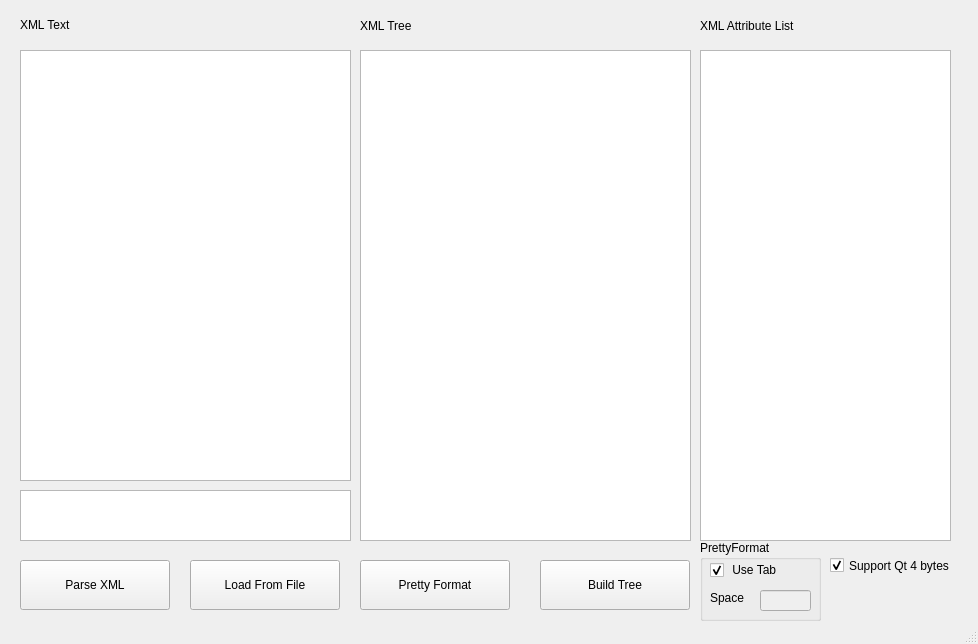
This is cpp/qt/Parser/RapidXMLParser/RapidXMLParser/XmlDisplay/mainwindow.ui in EdisoNewtong/Vector as Qt 5 draws it before an edit. The edited form follows.
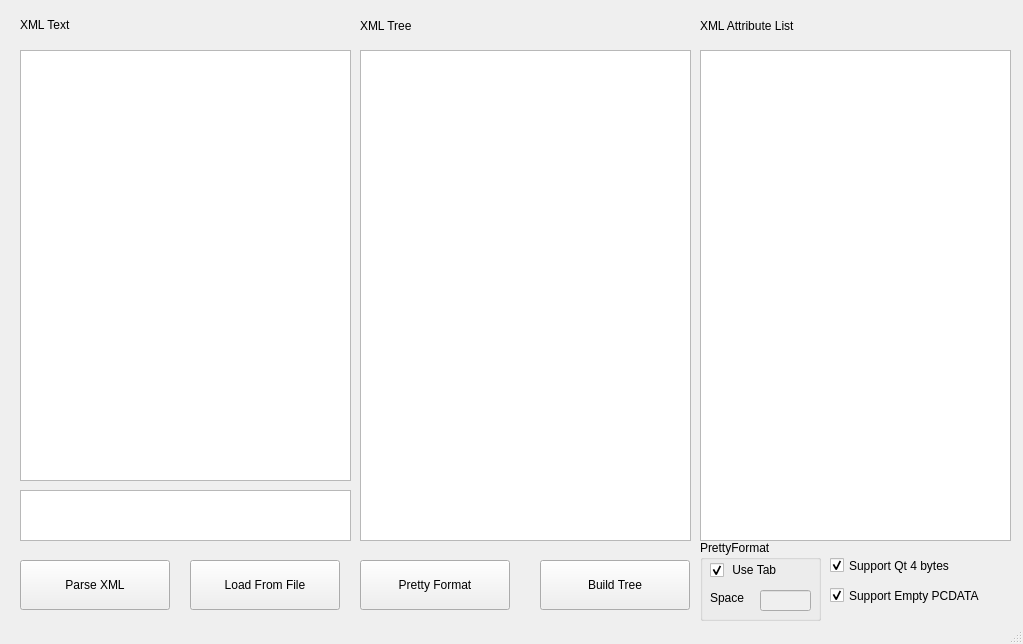
This is the edited form. Custom widgets are drawn as their Qt base class.

Commit message: add a special condition that supporting for XML <aaa></aaa>  with empty PCDATA string

What changed in the file:
```diff
--- a/cpp/qt/Parser/RapidXMLParser/RapidXMLParser/XmlDisplay/mainwindow.ui
+++ b/cpp/qt/Parser/RapidXMLParser/RapidXMLParser/XmlDisplay/mainwindow.ui
@@ -6,7 +6,7 @@
    <rect>
     <x>0</x>
     <y>0</y>
-    <width>978</width>
+    <width>1023</width>
     <height>644</height>
    </rect>
   </property>
@@ -58,7 +58,7 @@
      <rect>
       <x>700</x>
       <y>50</y>
-      <width>251</width>
+      <width>311</width>
       <height>491</height>
      </rect>
     </property>
@@ -169,7 +169,7 @@
      <rect>
       <x>830</x>
       <y>550</y>
-      <width>141</width>
+      <width>181</width>
       <height>31</height>
      </rect>
     </property>
@@ -248,6 +248,22 @@
      </property>
     </widget>
    </widget>
+   <widget class="QCheckBox" name="checkBox_2">
+    <property name="geometry">
+     <rect>
+      <x>830</x>
+      <y>580</y>
+      <width>181</width>
+      <height>31</height>
+     </rect>
+    </property>
+    <property name="text">
+     <string>Support Empty PCDATA</string>
+    </property>
+    <property name="checked">
+     <bool>true</bool>
+    </property>
+   </widget>
   </widget>
   <widget class="QStatusBar" name="statusBar">
    <property name="font">
```
The commit also changes 2 other files.
